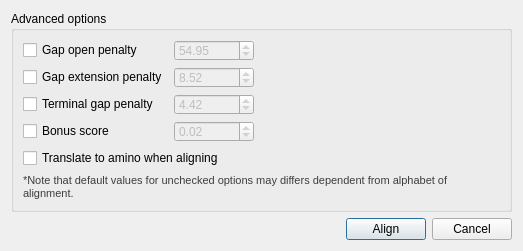
The window that src/plugins_3rdparty/kalign/src/ui/KalignDialog.ui (violethaze74/ugene) describes before a commit, drawn with Qt 5.
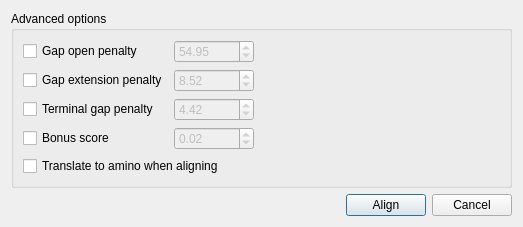
The same window after the commit.

What changed in the file:
```diff
--- a/src/plugins_3rdparty/kalign/src/ui/KalignDialog.ui
+++ b/src/plugins_3rdparty/kalign/src/ui/KalignDialog.ui
@@ -7,7 +7,7 @@
     <x>0</x>
     <y>0</y>
     <width>523</width>
-    <height>251</height>
+    <height>214</height>
    </rect>
   </property>
   <property name="windowTitle">
@@ -43,6 +43,9 @@
             <height>0</height>
            </size>
           </property>
+          <property name="maximum">
+           <double>1000.000000000000000</double>
+          </property>
           <property name="value">
            <double>54.950000000000003</double>
           </property>
@@ -82,6 +85,9 @@
             <height>0</height>
            </size>
           </property>
+          <property name="maximum">
+           <double>1000.000000000000000</double>
+          </property>
           <property name="value">
            <double>8.520000000000000</double>
           </property>
@@ -121,6 +127,9 @@
             <height>0</height>
            </size>
           </property>
+          <property name="maximum">
+           <double>1000.000000000000000</double>
+          </property>
           <property name="value">
            <double>4.420000000000000</double>
           </property>
@@ -160,6 +169,9 @@
             <height>0</height>
            </size>
           </property>
+          <property name="maximum">
+           <double>1000.000000000000000</double>
+          </property>
           <property name="value">
            <double>0.020000000000000</double>
           </property>
@@ -187,20 +199,6 @@
         </property>
        </widget>
       </item>
-      <item>
-       <widget class="QLabel" name="label">
-        <property name="text">
-         <string>&lt;!DOCTYPE HTML PUBLIC &quot;-//W3C//DTD HTML 4.0//EN&quot; &quot;http://www.w3.org/TR/REC-html40/strict.dtd&quot;&gt;
-&lt;html&gt;&lt;head&gt;&lt;meta name=&quot;qrichtext&quot; content=&quot;1&quot; /&gt;&lt;style type=&quot;text/css&quot;&gt;
-p, li { white-space: pre-wrap; }
-&lt;/style&gt;&lt;/head&gt;&lt;body style=&quot; font-family:'MS Shell Dlg 2'; font-size:8.25pt; font-weight:400; font-style:normal;&quot;&gt;
-&lt;p style=&quot; margin-top:0px; margin-bottom:0px; margin-left:0px; margin-right:0px; -qt-block-indent:0; text-indent:0px;&quot;&gt;&lt;span style=&quot; font-size:8pt; color:#3d3d3d;&quot;&gt;*Note that default values for unchecked options may differs dependent from alphabet of alignment.&lt;/span&gt;&lt;/p&gt;&lt;/body&gt;&lt;/html&gt;</string>
-        </property>
-        <property name="wordWrap">
-         <bool>true</bool>
-        </property>
-       </widget>
-      </item>
      </layout>
     </widget>
    </item>
```
